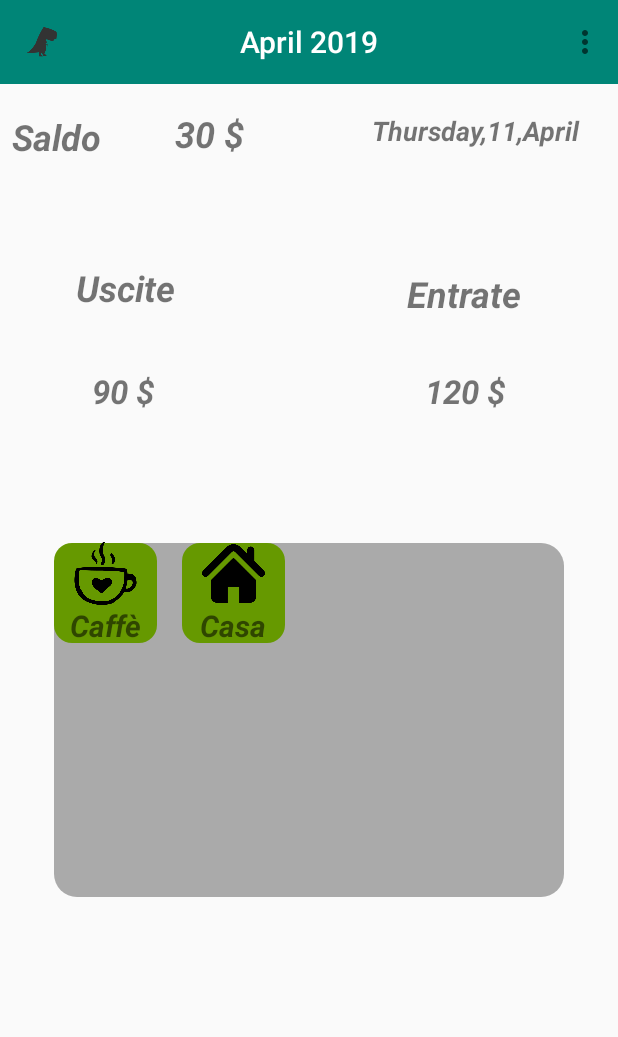
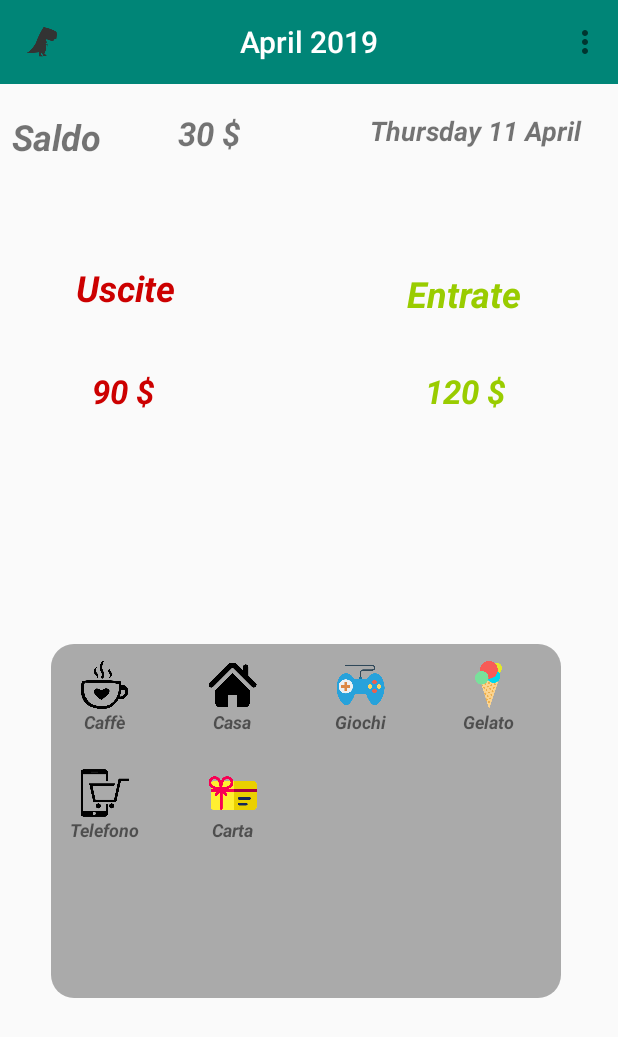
Before and after one commit to bigasp89/gestioneSpese, an Android app: the screen it shows after launch (MainActivity), on a phone screen of 412 x 824 dp. Shown: the top 1037 px of the screen. Run offline under Robolectric (Android 15) with nearby library versions, the phone set to English and light mode, and no system bars; Roboto replaces fonts that are not available here.

Commit message:
sviluppi del caiser

```diff
--- a/app/src/main/AndroidManifest.xml
+++ b/app/src/main/AndroidManifest.xml
@@ -9,7 +9,6 @@
         android:roundIcon="@mipmap/ic_launcher_round"
         android:supportsRtl="true"
         android:theme="@style/AppTheme">
-        <activity android:name="com.example.gestioneSpese.activity_grid_item"></activity>
         <activity android:name="com.example.gestionespese.MainActivity">
             <intent-filter>
                 <action android:name="android.intent.action.MAIN" />
@@ -18,6 +17,10 @@
             </intent-filter>
         </activity>
 
+        <activity
+            android:name="com.example.gestionespese.Pop"
+            android:theme="@style/AppTheme.CustomTheme">
+        </activity>
         <meta-data
             android:name="preloaded_fonts"
             android:resource="@array/preloaded_fonts" />
--- a/app/src/main/java/com/example/gestionespese/MainActivity.java
+++ b/app/src/main/java/com/example/gestionespese/MainActivity.java
@@ -23,9 +23,23 @@ import java.util.Calendar;
 public class MainActivity extends AppCompatActivity {
     GridView gridView;
     final String TAG = " Activity = Home page";
-    String[] nomeCategoriaSpese = {"Caffè","Casa"};
-    int[] iconeCategorieSpese = {R.drawable.coffe_cup,R.drawable.home_icon};
-    TextView tv_data;
+
+    //inserimento valori in griglia spese e icone
+    String[] nomeCategoriaSpese = {
+            "Caffè",
+            "Casa",
+            "Giochi",
+            "Gelato",
+            "Telefono",
+            "Carta Regalo"};
+
+
+    int[] iconeCategorieSpese = {R.drawable.coffe_cup,
+            R.drawable.home_icon,
+            R.drawable.joypad,
+            R.drawable.ice_cream,
+            R.drawable.smartphone,
+            R.drawable.gift_card};
 
     @Override
     protected void onCreate(Bundle savedInstanceState) {
@@ -44,7 +58,7 @@ public class MainActivity extends AppCompatActivity {
 
         //gestione Data, insert into toll
         Calendar c = Calendar.getInstance();
-        SimpleDateFormat df = new SimpleDateFormat("EEEE,dd,MMMM");
+        SimpleDateFormat df = new SimpleDateFormat("EEEE dd MMMM");
         SimpleDateFormat meseAnno = new SimpleDateFormat("MMMM yyyy");
         String giornoNumeroMese = df.format(c.getTime());
         String meseFormattato = meseAnno.format(c.getTime());
@@ -61,12 +75,12 @@ public class MainActivity extends AppCompatActivity {
         gridView.setOnItemClickListener(new AdapterView.OnItemClickListener() {
             @Override
             public void onItemClick(AdapterView<?> adapterView, View view, int i, long l) {
-//                Toast.makeText(getApplicationContext(),fruitNames[i],Toast.LENGTH_LONG).show();
+
                 Intent intent = new Intent(getApplicationContext(),GridItemActivity.class);
                 intent.putExtra("name",nomeCategoriaSpese[i]);
                 intent.putExtra("image",iconeCategorieSpese[i]);
-                Toast.makeText(getApplicationContext(),nomeCategoriaSpese[i],Toast.LENGTH_LONG).show();
-
+                startActivity(new Intent(MainActivity.this,Pop.class));//
+                //Toast.makeText(getApplicationContext(),nomeCategoriaSpese[i],Toast.LENGTH_LONG).show();
             }
         });
     }
--- a/app/src/main/res/drawable/gridview_item_style.xml
+++ b/app/src/main/res/drawable/gridview_item_style.xml
@@ -1,8 +1,8 @@
 <layer-list xmlns:android="http://schemas.android.com/apk/res/android">
     <item android:bottom="1dp" android:left="1dp" android:right="1dp" android:top="1dp">
         <shape android:shape="rectangle">
-            <solid android:color="@android:color/holo_green_dark"/>
-            <corners android:bottomRightRadius="12dp" android:bottomLeftRadius="12dp"    android:topLeftRadius="12dp" android:topRightRadius="12dp"/>
+            <solid android:color="@android:color/transparent"/>
+            <corners android:bottomRightRadius="20dp" android:bottomLeftRadius="20dp"    android:topLeftRadius="20dp" android:topRightRadius="20dp"/>
         </shape>
     </item>
 </layer-list>
--- a/app/src/main/res/layout-v21/row_data.xml
+++ b/app/src/main/res/layout-v21/row_data.xml
@@ -1,32 +1,66 @@
 <?xml version="1.0" encoding="utf-8"?>
-<LinearLayout xmlns:android="http://schemas.android.com/apk/res/android"
+<android.support.constraint.ConstraintLayout xmlns:android="http://schemas.android.com/apk/res/android"
+    xmlns:app="http://schemas.android.com/apk/res-auto"
+    xmlns:tools="http://schemas.android.com/tools"
     android:layout_width="match_parent"
     android:layout_height="match_parent">
 
-    <LinearLayout
+    <android.support.constraint.ConstraintLayout
         android:id="@+id/gridviewdata"
-        android:layout_width="70dp"
-        android:layout_height="68dp"
+        android:layout_width="53dp"
+        android:layout_height="56dp"
+        android:layout_marginStart="8dp"
+        android:layout_marginLeft="8dp"
+        android:layout_marginTop="8dp"
+        android:layout_marginEnd="8dp"
+        android:layout_marginRight="8dp"
+        android:layout_marginBottom="8dp"
         android:background="@drawable/gridview_item_style"
-        android:orientation="vertical">
+        android:orientation="vertical"
+        app:layout_constraintBottom_toBottomOf="parent"
+        app:layout_constraintEnd_toEndOf="parent"
+        app:layout_constraintHorizontal_bias="0.103"
+        app:layout_constraintStart_toStartOf="parent"
+        app:layout_constraintTop_toTopOf="parent"
+        app:layout_constraintVertical_bias="0.04">
 
         <ImageView
             android:id="@+id/imagesCategoriaSpese"
-            android:layout_width="match_parent"
-            android:layout_height="42dp"
+            android:layout_width="39dp"
+            android:layout_height="32dp"
             android:layout_centerInParent="true"
             android:layout_centerHorizontal="true"
-            android:src="@drawable/coffe_cup" />
+            android:layout_marginStart="8dp"
+            android:layout_marginLeft="8dp"
+            android:layout_marginTop="4dp"
+            android:layout_marginEnd="8dp"
+            android:layout_marginRight="8dp"
+            android:gravity="center"
+            android:src="@drawable/coffe_cup"
+            app:layout_constraintEnd_toEndOf="parent"
+            app:layout_constraintHorizontal_bias="0.571"
+            app:layout_constraintStart_toStartOf="parent"
+            app:layout_constraintTop_toTopOf="parent" />
 
         <TextView
             android:id="@+id/nomeCategoriaSpese"
-            android:layout_width="match_parent"
-            android:layout_height="24dp"
+            android:layout_width="47dp"
+            android:layout_height="14dp"
             android:layout_alignParentBottom="true"
-            android:layout_marginBottom="33dp"
+            android:layout_marginStart="8dp"
+            android:layout_marginLeft="8dp"
+            android:layout_marginTop="8dp"
+            android:layout_marginEnd="8dp"
+            android:layout_marginRight="8dp"
+            android:layout_marginBottom="4dp"
             android:gravity="center"
             android:text="Caffè"
-            android:textSize="20dp"
-            android:textStyle="normal|bold|italic" />
-    </LinearLayout>
-</LinearLayout>
+            android:textSize="12dp"
+            android:textStyle="normal|bold|italic"
+            app:layout_constraintBottom_toBottomOf="parent"
+            app:layout_constraintEnd_toEndOf="parent"
+            app:layout_constraintStart_toStartOf="parent"
+            app:layout_constraintTop_toTopOf="parent"
+            app:layout_constraintVertical_bias="0.933" />
+    </android.support.constraint.ConstraintLayout>
+</android.support.constraint.ConstraintLayout>
--- a/app/src/main/res/layout/activity_main.xml
+++ b/app/src/main/res/layout/activity_main.xml
@@ -51,7 +51,7 @@
             android:layout_marginBottom="8dp"
             android:gravity="center"
             android:text="30 $"
-            android:textSize="24sp"
+            android:textSize="22sp"
             android:textStyle="bold|italic"
             app:fontFamily="sans-serif"
             app:layout_constraintBottom_toBottomOf="parent"
@@ -73,6 +73,7 @@
             android:layout_marginBottom="8dp"
             android:gravity="center"
             android:text="@string/uscite"
+            android:textColor="@android:color/holo_red_dark"
             android:textSize="24sp"
             android:textStyle="bold|italic"
             app:fontFamily="@font/cherry_swash"
@@ -95,6 +96,7 @@
             android:layout_marginBottom="116dp"
             android:gravity="center"
             android:text="@string/entrate"
+            android:textColor="@android:color/holo_green_light"
             android:textSize="24sp"
             android:textStyle="bold|italic"
             app:fontFamily="@font/cherry_swash"
@@ -116,6 +118,7 @@
             android:layout_marginRight="8dp"
             android:layout_marginBottom="8dp"
             android:text="90 $"
+            android:textColor="@android:color/holo_red_dark"
             android:textSize="22sp"
             android:textStyle="bold|italic"
             app:layout_constraintBottom_toBottomOf="parent"
@@ -136,6 +139,7 @@
             android:layout_marginRight="8dp"
             android:layout_marginBottom="8dp"
             android:text="120 $"
+            android:textColor="@android:color/holo_green_light"
             android:textSize="22sp"
             android:textStyle="bold|italic"
             app:layout_constraintBottom_toBottomOf="parent"
@@ -186,9 +190,10 @@
             android:verticalSpacing="0dp"
             app:layout_constraintBottom_toBottomOf="parent"
             app:layout_constraintEnd_toEndOf="parent"
+            app:layout_constraintHorizontal_bias="0.462"
             app:layout_constraintStart_toStartOf="parent"
             app:layout_constraintTop_toTopOf="parent"
-            app:layout_constraintVertical_bias="0.578"></GridView>
+            app:layout_constraintVertical_bias="0.708"></GridView>
 
     </android.support.constraint.ConstraintLayout>
     <!-- end Load the toolbar -->
--- a/app/src/main/res/layout/row_data.xml
+++ b/app/src/main/res/layout/row_data.xml
@@ -8,8 +8,8 @@
 
     <android.support.constraint.ConstraintLayout
         android:id="@+id/gridviewdata"
-        android:layout_width="102dp"
-        android:layout_height="97dp"
+        android:layout_width="103dp"
+        android:layout_height="78dp"
         android:layout_marginStart="8dp"
         android:layout_marginLeft="8dp"
         android:layout_marginTop="8dp"
@@ -20,15 +20,15 @@
         android:orientation="vertical"
         app:layout_constraintBottom_toBottomOf="parent"
         app:layout_constraintEnd_toEndOf="parent"
-        app:layout_constraintHorizontal_bias="0.156"
+        app:layout_constraintHorizontal_bias="0.145"
         app:layout_constraintStart_toStartOf="parent"
         app:layout_constraintTop_toTopOf="parent"
-        app:layout_constraintVertical_bias="0.059">
+        app:layout_constraintVertical_bias="0.058">
 
         <ImageView
             android:id="@+id/imagesCategoriaSpese"
-            android:layout_width="45dp"
-            android:layout_height="40dp"
+            android:layout_width="53dp"
+            android:layout_height="46dp"
             android:layout_centerInParent="true"
             android:layout_centerHorizontal="true"
             android:layout_marginStart="8dp"
@@ -47,8 +47,8 @@
 
         <TextView
             android:id="@+id/nomeCategoriaSpese"
-            android:layout_width="66dp"
-            android:layout_height="31dp"
+            android:layout_width="wrap_content"
+            android:layout_height="wrap_content"
             android:layout_alignParentBottom="true"
             android:layout_marginStart="8dp"
             android:layout_marginLeft="8dp"
@@ -57,13 +57,14 @@
             android:layout_marginRight="8dp"
             android:layout_marginBottom="8dp"
             android:gravity="center"
-            android:text="Caffè"
-            android:textSize="20sp"
-            android:textStyle="normal|bold|italic"
+            android:text="nome"
+            android:textColor="@android:color/holo_blue_bright"
+            android:textSize="8sp"
+            android:textStyle="normal"
             app:layout_constraintBottom_toBottomOf="parent"
             app:layout_constraintEnd_toEndOf="parent"
             app:layout_constraintStart_toStartOf="parent"
             app:layout_constraintTop_toBottomOf="@+id/imagesCategoriaSpese"
-            app:layout_constraintVertical_bias="0.0" />
+            app:layout_constraintVertical_bias="0.204" />
     </android.support.constraint.ConstraintLayout>
 </android.support.constraint.ConstraintLayout>
--- a/app/src/main/res/values/styles.xml
+++ b/app/src/main/res/values/styles.xml
@@ -7,4 +7,8 @@
         <item name="colorAccent">@color/colorAccent</item>
     </style>
 
+    <style name="AppTheme.CustomTheme">
+        <item name="android:windowIsTranslucent">true</item>
+        <item name="android:windowCloseOnTouchOutside">true</item>
+    </style>
 </resources>
```
Also changed, not shown: app/src/main/java/com/example/gestionespese/Pop.java (added, +22 -0 lines), app/src/main/res/layout/activity_grid_item.xml (+7 -7 lines), app/src/main/res/layout/popup_layout.xml (added, +68 -0 lines), app/src/main/res/drawable-v24/gift_card.png (added), app/src/main/res/drawable-v24/ice_cream.png (added), app/src/main/res/drawable-v24/joypad.png (added), app/src/main/res/drawable-v24/smartphone.png (added).
